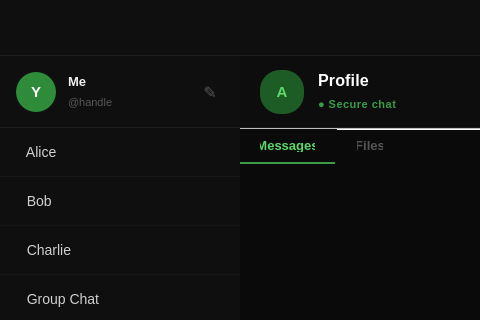
Before: the Qt Designer form Peer2Pear_QtProj/mainwindow.ui in zjones2142/Peer2Pear, drawn with Qt 5; both pictures show x 0 to 480 and y 0 to 320 of the 1140 by 707 pixel window.
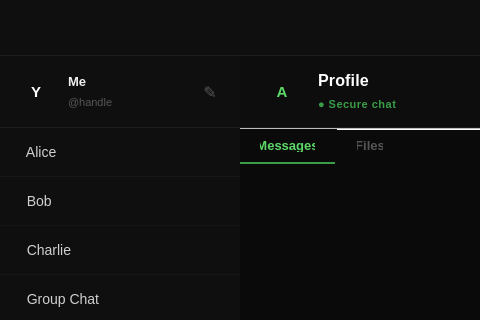
After: the same form once the commit is applied.

Commit message: jm - change background on avatar to be transparent

Diff of the .ui file:
```diff
--- a/Peer2Pear_QtProj/mainwindow.ui
+++ b/Peer2Pear_QtProj/mainwindow.ui
@@ -41,7 +41,7 @@
 QWidget#profileWidget { background-color: #0f0f0f; border-bottom: 1px solid #1c1c1c; }
 
 /* ── Profile avatar ── */
-QLabel#profileAvatarLabel { background-color: #2e8b3a; color: #ffffff; font-size: 15px; font-weight: bold; border-radius: 20px; min-width: 40px; max-width: 40px; min-height: 40px; max-height: 40px; }
+QLabel#profileAvatarLabel { background-color: transparent; color: #ffffff; font-size: 15px; font-weight: bold; border-radius: 20px; min-width: 40px; max-width: 40px; min-height: 40px; max-height: 40px; }
 QLabel#profileNameLabel { color: #f0f0f0; font-size: 13px; font-weight: bold; }
 QLabel#profileHandleLabel { color: #555555; font-size: 11px; }
 
@@ -538,7 +538,7 @@
                 <item>
                  <widget class="QLabel" name="chatAvatarLabel">
                   <property name="styleSheet">
-                   <string notr="true">background-color: #1e5c26; color: #5dd868; font-size: 15px; font-weight: bold; border-radius: 20px; min-width: 44px; max-width: 44px; min-height: 44px; max-height: 44px;</string>
+                   <string notr="true">background-color: transparent; color: #5dd868; font-size: 15px; font-weight: bold; border-radius: 20px; min-width: 44px; max-width: 44px; min-height: 44px; max-height: 44px;</string>
                   </property>
                   <property name="text">
                    <string>A</string>
```
The commit also changes 1 other file.
